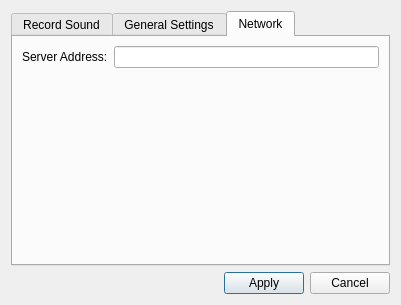
The window that Translator/settings.ui (Ernyoke/Allamvizsga) describes before a commit, drawn with Qt 5.
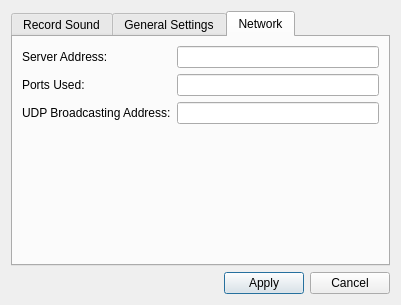
The same window after the commit. The open tabs and pages were chosen to show the change.

Diff of the .ui file:
```diff
--- a/Translator/settings.ui
+++ b/Translator/settings.ui
@@ -138,6 +138,9 @@
        <string>Network</string>
       </attribute>
       <layout class="QGridLayout" name="gridLayout_4">
+       <item row="2" column="1">
+        <widget class="QLineEdit" name="lineEdit_2"/>
+       </item>
        <item row="0" column="0">
         <widget class="QLabel" name="label_3">
          <property name="text">
@@ -148,7 +151,7 @@
        <item row="0" column="1">
         <widget class="QLineEdit" name="lineEdit"/>
        </item>
-       <item row="1" column="0" colspan="2">
+       <item row="3" column="0" colspan="2">
         <spacer name="verticalSpacer_3">
          <property name="orientation">
           <enum>Qt::Vertical</enum>
@@ -161,6 +164,23 @@
          </property>
         </spacer>
        </item>
+       <item row="2" column="0">
+        <widget class="QLabel" name="label_5">
+         <property name="text">
+          <string>UDP Broadcasting Address:</string>
+         </property>
+        </widget>
+       </item>
+       <item row="1" column="0">
+        <widget class="QLabel" name="label_6">
+         <property name="text">
+          <string>Ports Used:</string>
+         </property>
+        </widget>
+       </item>
+       <item row="1" column="1">
+        <widget class="QLineEdit" name="lineEdit_3"/>
+       </item>
       </layout>
      </widget>
     </widget>
```
Left out of the diff: 11 changed lines with no effect on the pictures.
